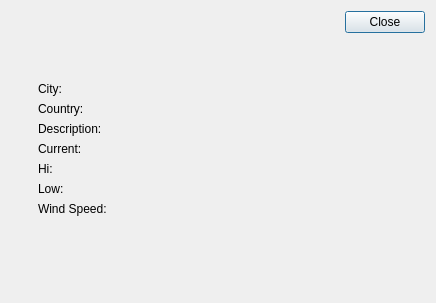
Before: the Qt Designer form weatherdetaildialog.ui in mholyoak/SampleWeatherReport, drawn with Qt 5.
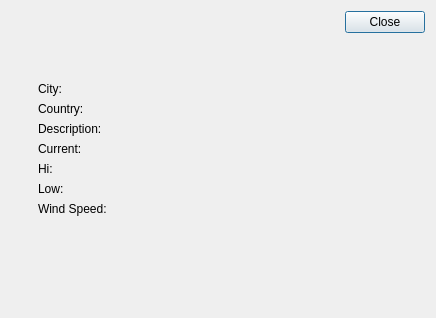
After: the same form once the commit is applied.

Commit message: Added semi transparent background

The edit to the form file:
```diff
--- a/weatherdetaildialog.ui
+++ b/weatherdetaildialog.ui
@@ -7,12 +7,15 @@
     <x>0</x>
     <y>0</y>
     <width>436</width>
-    <height>303</height>
+    <height>318</height>
    </rect>
   </property>
   <property name="windowTitle">
    <string>Weather Detail</string>
   </property>
+  <property name="styleSheet">
+   <string notr="true"/>
+  </property>
   <layout class="QHBoxLayout" name="horizontalLayout_3">
    <item>
     <widget class="QWidget" name="widget_5" native="true">
```
The commit also changes 2 other files.
